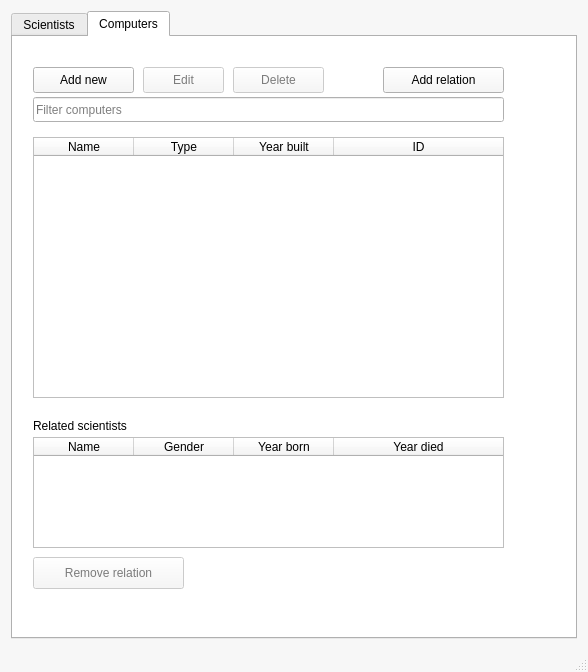
This is mainwindow.ui in Hopur-50/Verkefni3 as Qt 5 draws it before an edit. The edited form follows.
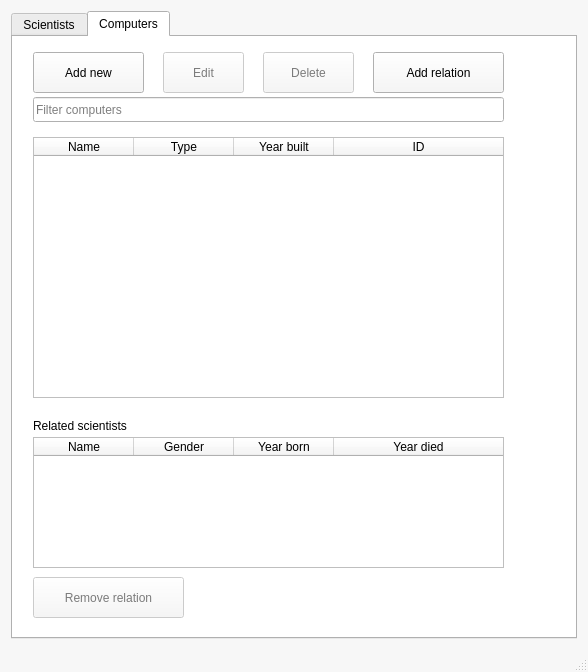
This is the edited form. Icons and pictures are not drawn.

The edit to the form file:
```diff
--- a/mainwindow.ui
+++ b/mainwindow.ui
@@ -435,6 +435,9 @@
       <property name="focusPolicy">
        <enum>Qt::ClickFocus</enum>
       </property>
+      <property name="styleSheet">
+       <string notr="true">font: 13pt &quot;Andale Mono&quot;;</string>
+      </property>
       <property name="inputMethodHints">
        <set>Qt::ImhNone</set>
       </property>
@@ -749,10 +752,10 @@
         </property>
         <property name="geometry">
          <rect>
-          <x>130</x>
-          <y>30</y>
+          <x>150</x>
+          <y>15</y>
           <width>81</width>
-          <height>26</height>
+          <height>41</height>
          </rect>
         </property>
         <property name="text">
@@ -769,10 +772,10 @@
         </property>
         <property name="geometry">
          <rect>
-          <x>220</x>
-          <y>30</y>
+          <x>250</x>
+          <y>15</y>
           <width>91</width>
-          <height>26</height>
+          <height>41</height>
          </rect>
         </property>
         <property name="text">
@@ -800,9 +803,9 @@
         <property name="geometry">
          <rect>
           <x>20</x>
-          <y>30</y>
-          <width>101</width>
-          <height>26</height>
+          <y>15</y>
+          <width>111</width>
+          <height>41</height>
          </rect>
         </property>
         <property name="text">
@@ -922,7 +925,7 @@
           <x>20</x>
           <y>400</y>
           <width>471</width>
-          <height>111</height>
+          <height>131</height>
          </rect>
         </property>
         <property name="selectionMode">
@@ -967,10 +970,10 @@
        <widget class="QPushButton" name="buttonAddRelationComp">
         <property name="geometry">
          <rect>
-          <x>370</x>
-          <y>30</y>
-          <width>121</width>
-          <height>26</height>
+          <x>360</x>
+          <y>15</y>
+          <width>131</width>
+          <height>41</height>
          </rect>
         </property>
         <property name="text">
@@ -988,9 +991,9 @@
         <property name="geometry">
          <rect>
           <x>20</x>
-          <y>520</y>
+          <y>540</y>
           <width>151</width>
-          <height>32</height>
+          <height>41</height>
          </rect>
         </property>
         <property name="text">
```
Left out of the diff: 34 changed lines with no effect on the pictures.
